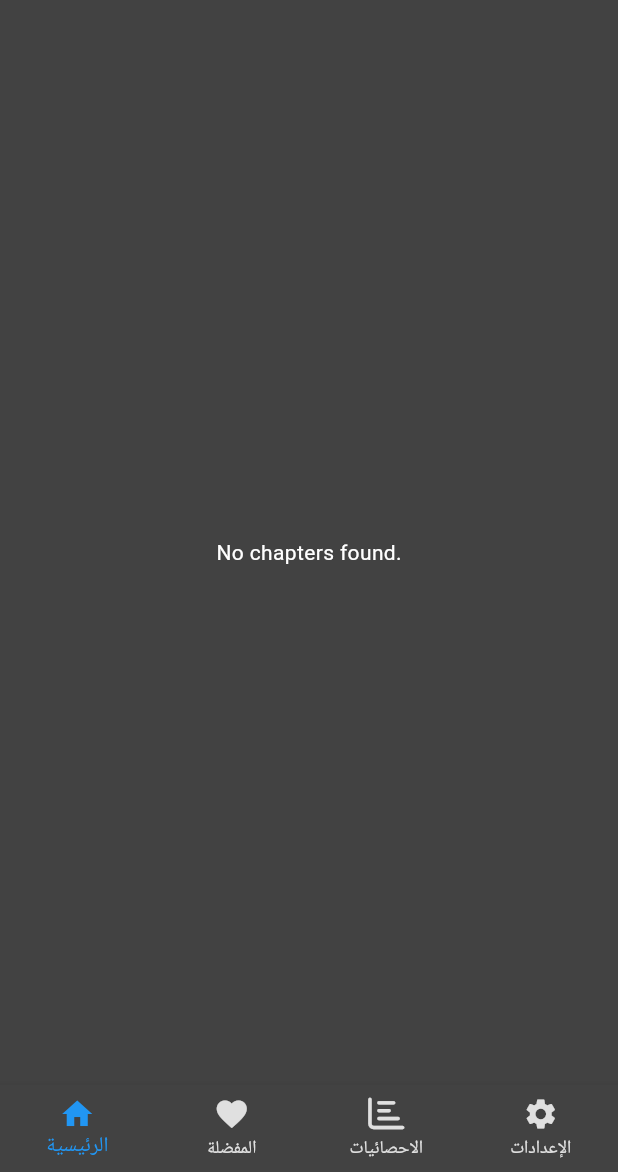
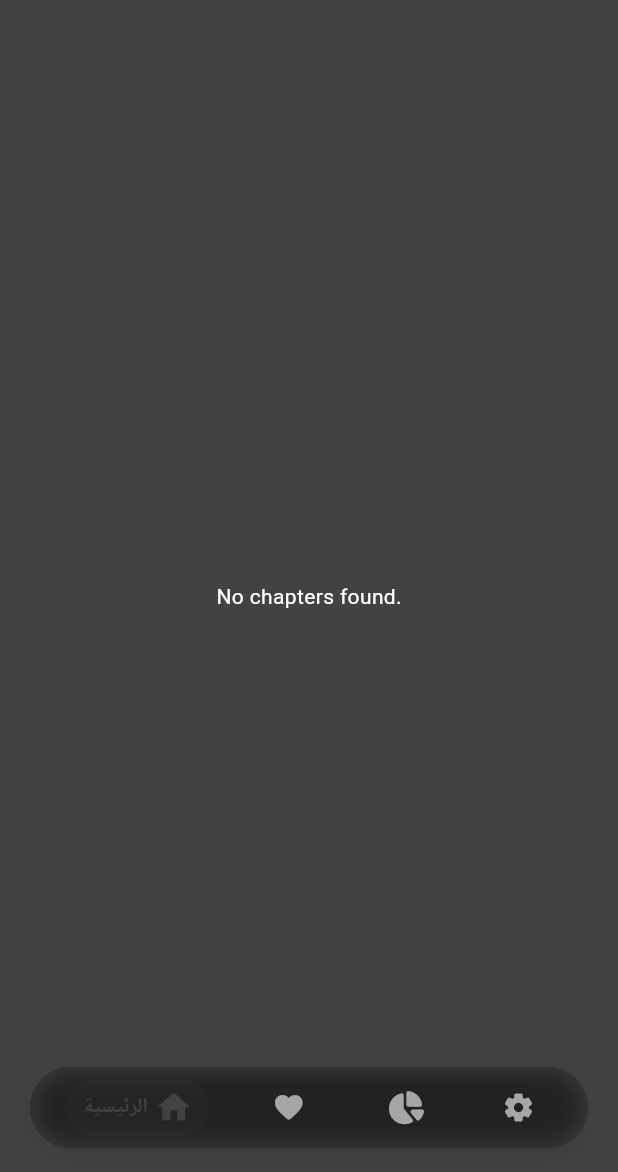
Before and after one commit to soghayarmahmoud/buck, a Flutter app: the CustomBottomNavigationBar screen opened directly, after a tap on the "dark mode" icon, on a phone screen of 412 x 824 dp, the part 64-1236 px from its top. Run offline on Flutter 3.47's test engine with Material 3 defaults, Android fonts, the phone set to English and light mode, and no system bars; our stand-ins replace flutter_local_notifications, font_awesome_flutter, google_fonts, permission_handler, share_plus, shared_preferences and 4 more; missing offline and left inert: workmanager; accounts and stored records are empty; Roboto replaces fonts that are missing (Cairo).

Commit message:
• Smooth page transitions • Animated icons on selection • Proper cleanup of resources • No duplicate code or unused elements

```diff
--- a/lib/components/bottom_navigation_bar.dart
+++ b/lib/components/bottom_navigation_bar.dart
@@ -4,7 +4,9 @@ import 'package:buck/pages/settings.dart';
 import 'package:buck/pages/statistics_page.dart';
 import 'package:flutter/material.dart';
 import 'package:font_awesome_flutter/font_awesome_flutter.dart';
+import 'package:google_fonts/google_fonts.dart';
 import 'package:provider/provider.dart';
+import 'dart:ui';
 
 import '../themes/theme_provider.dart';
 
@@ -17,9 +19,11 @@ class CustomBottomNavigationBar extends StatefulWidget {
 }
 
 class _CustomBottomNavigationBarState
-    extends State<CustomBottomNavigationBar> {
+    extends State<CustomBottomNavigationBar> with TickerProviderStateMixin {
   int _selectedIndex = 0;
-  late PageController _pageController;
+  late final PageController _pageController;
+  late final List<AnimationController> _animationControllers;
+  late final List<Animation<double>> _animations;
 
   final List<Widget> _pages = const [
     HomePage(),
@@ -32,66 +36,176 @@ class _CustomBottomNavigationBarState
   void initState() {
     super.initState();
     _pageController = PageController();
+
+    // Initialize animation controllers and animations
+    _animationControllers = List.generate(
+      _pages.length,
+      (index) => AnimationController(
+        vsync: this,
+        duration: const Duration(milliseconds: 300),
+      ),
+    );
+
+    _animations = _animationControllers.map((controller) {
+      return Tween<double>(begin: 1.0, end: 1.2).animate(
+        CurvedAnimation(parent: controller, curve: Curves.easeInOut),
+      );
+    }).toList();
+
+    // Start first animation
+    _animationControllers[0].forward();
   }
 
   @override
   void dispose() {
     _pageController.dispose();
+    for (var controller in _animationControllers) {
+      controller.dispose();
+    }
     super.dispose();
   }
 
   void _onItemTapped(int index) {
+    if (_selectedIndex != index) {
+      // Reset previous animation
+      _animationControllers[_selectedIndex].reverse();
+
       setState(() {
         _selectedIndex = index;
       });
+
+      // Start new animation
+      _animationControllers[index].forward();
+
       _pageController.animateToPage(
         index,
-      duration: const Duration(milliseconds: 350),
-      curve: Curves.easeInOut,
+        duration: const Duration(milliseconds: 400),
+        curve: Curves.easeInOutQuart,
       );
+    }
   }
 
   @override
   Widget build(BuildContext context) {
     final themeProvider = Provider.of<ThemeProvider>(context);
+    final isDark = themeProvider.themeData.brightness == Brightness.dark;
 
     return Scaffold(
+      extendBody: true,
       body: PageView(
         controller: _pageController,
         children: _pages,
         onPageChanged: (index) {
+          if (_selectedIndex != index) {
+            _animationControllers[_selectedIndex].reverse();
             setState(() {
               _selectedIndex = index;
             });
+            _animationControllers[index].forward();
+          }
         },
       ),
-      bottomNavigationBar: BottomNavigationBar(
-        currentIndex: _selectedIndex,
-        onTap: _onItemTapped,
-        items: const [
-          BottomNavigationBarItem(
-            icon: Icon(Icons.home),
-            label: 'الرئيسية',
-          ),
-          BottomNavigationBarItem(
-            icon: Icon(Icons.favorite),
-            label: 'المفضلة',
-          ),
-          BottomNavigationBarItem(
-            icon: Icon(FontAwesomeIcons.chartBar),
-            label: 'الاحصائيات',
-          ),
-          BottomNavigationBarItem(
-            icon: Icon(Icons.settings),
-            label: 'الإعدادات',
+      bottomNavigationBar: Container(
+        margin: const EdgeInsets.symmetric(horizontal: 20, vertical: 16),
+        decoration: BoxDecoration(
+          color: isDark ? Colors.grey[900] : Colors.white,
+          borderRadius: BorderRadius.circular(30),
+          boxShadow: [
+            BoxShadow(
+              color: Colors.black.withOpacity(0.1),
+              blurRadius: 20,
+              offset: const Offset(0, 5),
             ),
           ],
-        backgroundColor: themeProvider.themeData.colorScheme.surface,
-        elevation: 5.0,
-        type: BottomNavigationBarType.fixed,
-        selectedItemColor: Colors.blue,
-        unselectedItemColor: Theme.of(context).colorScheme.inversePrimary, // 👈 الأيقونات الغير نشطة رمادي
-        selectedIconTheme: const IconThemeData(color: Colors.blue),
+        ),
+        child: ClipRRect(
+          borderRadius: BorderRadius.circular(30),
+          child: BackdropFilter(
+            filter: ImageFilter.blur(sigmaX: 10, sigmaY: 10),
+            child: Padding(
+              padding:
+                  const EdgeInsets.symmetric(horizontal: 8.0, vertical: 8.0),
+              child: Row(
+                mainAxisAlignment: MainAxisAlignment.spaceAround,
+                children: [
+                  _buildNavItem(
+                    index: 0,
+                    icon: Icons.home_rounded,
+                    label: 'الرئيسية',
+                    isSelected: _selectedIndex == 0,
+                  ),
+                  _buildNavItem(
+                    index: 1,
+                    icon: Icons.favorite_rounded,
+                    label: 'المفضلة',
+                    isSelected: _selectedIndex == 1,
+                  ),
+                  _buildNavItem(
+                    index: 2,
+                    icon: FontAwesomeIcons.chartPie,
+                    label: 'الاحصائيات',
+                    isSelected: _selectedIndex == 2,
+                  ),
+                  _buildNavItem(
+                    index: 3,
+                    icon: Icons.settings_rounded,
+                    label: 'الإعدادات',
+                    isSelected: _selectedIndex == 3,
+                  ),
+                ],
+              ),
+            ),
+          ),
+        ),
+      ),
+    );
+  }
+
+  Widget _buildNavItem({
+    required int index,
+    required IconData icon,
+    required String label,
+    required bool isSelected,
+  }) {
+    final color = isSelected
+        ? Theme.of(context).primaryColor
+        : Theme.of(context).textTheme.bodyLarge?.color?.withOpacity(0.6) ??
+            Colors.grey;
+
+    return GestureDetector(
+      onTap: () => _onItemTapped(index),
+      child: Container(
+        padding: const EdgeInsets.symmetric(horizontal: 12, vertical: 8),
+        decoration: BoxDecoration(
+          color: isSelected
+              ? Theme.of(context).primaryColor.withOpacity(0.1)
+              : Colors.transparent,
+          borderRadius: BorderRadius.circular(20),
+        ),
+        child: Row(
+          mainAxisSize: MainAxisSize.min,
+          children: [
+            if (isSelected) ...[
+              Text(
+                label,
+                style: GoogleFonts.cairo(
+                  color: color,
+                  fontWeight: FontWeight.w600,
+                  fontSize: 14,
+                ),
+              ),
+              const SizedBox(width: 6),
+            ],
+            ScaleTransition(
+              scale: _animations[index],
+              child: Icon(
+                icon,
+                color: color,
+                size: 22,
+              ),
+            ),
+          ],
+        ),
       ),
     );
   }
--- a/lib/pages/settings.dart
+++ b/lib/pages/settings.dart
@@ -1,6 +1,5 @@
 // ignore_for_file: depend_on_referenced_packages, deprecated_member_use, use_build_context_synchronously, unused_label
 
-import 'package:flutter/foundation.dart';
 import 'package:flutter/material.dart';
 import 'package:buck/components/custom_appbar.dart';
 import 'package:font_awesome_flutter/font_awesome_flutter.dart';
@@ -9,7 +8,6 @@ import 'package:buck/themes/theme_provider.dart';
 import 'package:url_launcher/url_launcher.dart';
 import 'package:path_provider/path_provider.dart';
 import 'package:share_plus/share_plus.dart';
-import 'dart:io';
 
 class SettingsPage extends StatefulWidget {
   const SettingsPage({super.key});
--- a/lib/pages/statistics_page.dart
+++ b/lib/pages/statistics_page.dart
@@ -3,7 +3,7 @@ import 'package:table_calendar/table_calendar.dart';
 import 'package:buck/components/usage_service.dart';
 
 class StatisticsPage extends StatefulWidget {
-  const StatisticsPage({Key? key}) : super(key: key);
+  const StatisticsPage({super.key});
 
   @override
   State<StatisticsPage> createState() => _StatisticsPageState();
--- a/pubspec.yaml
+++ b/pubspec.yaml
@@ -33,7 +33,9 @@ dependencies:
     sdk: flutter
   flutter_local_notifications: ^19.4.1
   font_awesome_flutter: ^10.10.0
+  google_fonts: ^6.1.0
   intl: ^0.20.2
+  lottie: ^3.0.0
   package_info_plus: ^8.3.1
   path: ^1.9.1
   path_provider: ^2.1.5
```
Also changed, not shown: pubspec.lock. Lines whose indentation alone changed are shown as unchanged.
